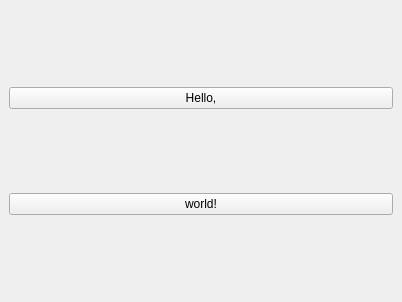
Above: src/g3d/mainwindow.ui from BRL-CAD/rt-cubed before the change. Below: the same form after it.
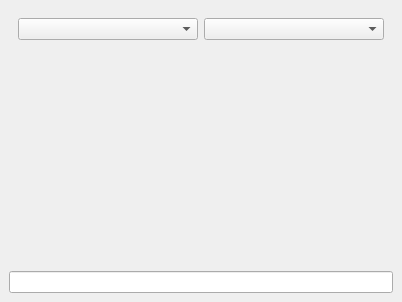
That is the form after the change. Custom widgets are drawn as their Qt base class.

Commit message: Beginnings of a non-functional duplication of the original G3D GUI.

Diff of the .ui file:
```diff
--- a/src/g3d/mainwindow.ui
+++ b/src/g3d/mainwindow.ui
@@ -21,18 +21,32 @@
     <widget class="OgreGLWidget" name="widget" native="true">
      <layout class="QVBoxLayout" name="verticalLayout_2">
       <item>
-       <widget class="QPushButton" name="pushButton">
-        <property name="text">
-         <string>Hello,</string>
-        </property>
+       <widget class="QWidget" name="widget_2" native="true">
+        <layout class="QHBoxLayout" name="horizontalLayout">
+         <item>
+          <widget class="QComboBox" name="cameraControlMode"/>
+         </item>
+         <item>
+          <widget class="QComboBox" name="cameraViewMode"/>
+         </item>
+        </layout>
        </widget>
       </item>
       <item>
-       <widget class="QPushButton" name="pushButton_2">
-        <property name="text">
-         <string>world!</string>
+       <spacer name="verticalSpacer">
+        <property name="orientation">
+         <enum>Qt::Vertical</enum>
         </property>
-       </widget>
+        <property name="sizeHint" stdset="0">
+         <size>
+          <width>20</width>
+          <height>210</height>
+         </size>
+        </property>
+       </spacer>
+      </item>
+      <item>
+       <widget class="QLineEdit" name="consoleInput"/>
       </item>
      </layout>
     </widget>
```
Left out of the diff: 2 changed lines with no effect on the pictures. The commit also changes 1 other file.
